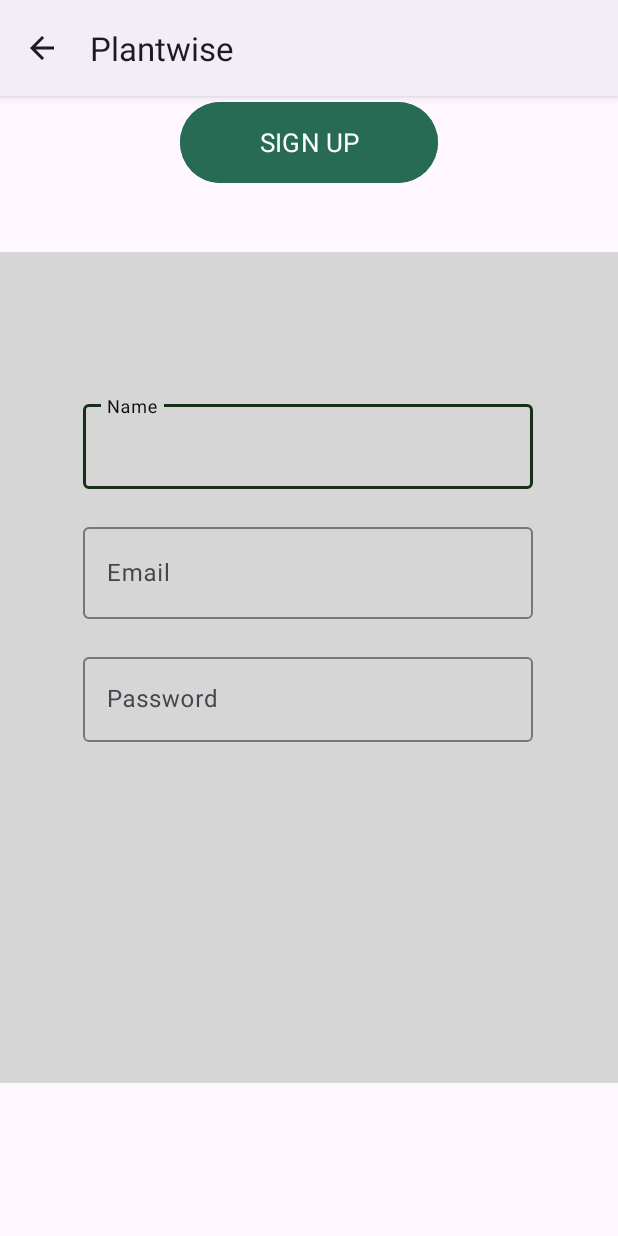
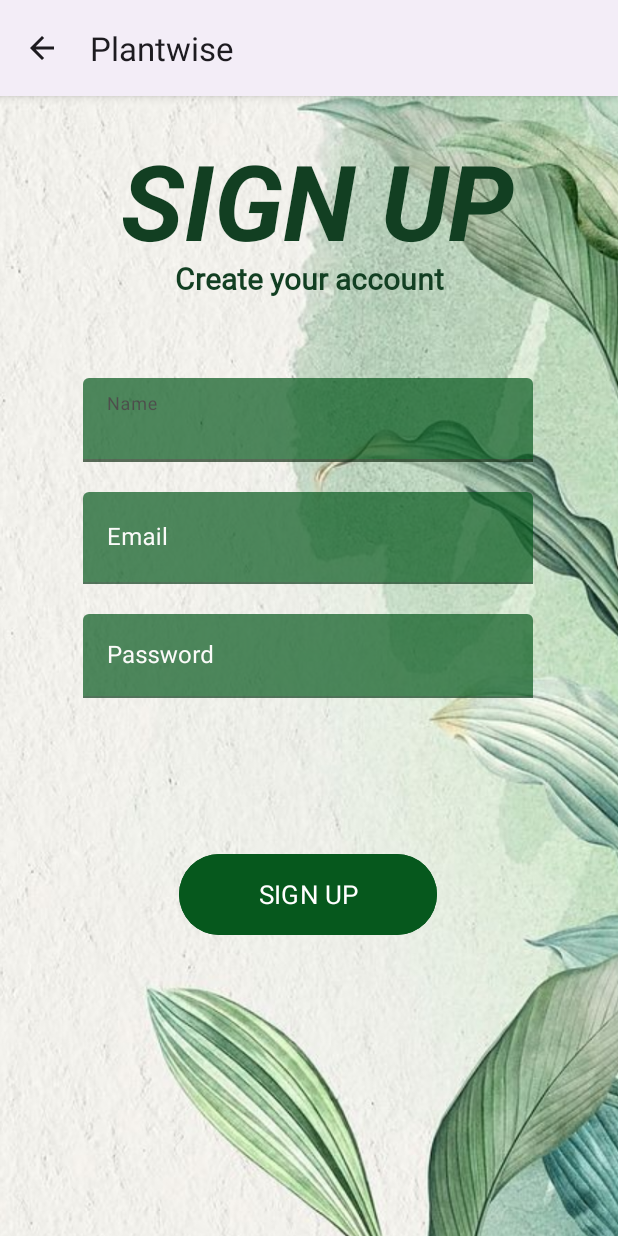
Before and after one commit to tush-gt/Plantwise, an Android app: the SignupActivity screen opened directly, with no data from a screen before it, on a phone screen of 412 x 824 dp. Run offline under Robolectric (Android 15) with nearby library versions, the phone set to English and light mode, and no system bars; Roboto replaces fonts that are not available here.

Commit message:
Initial Commit

```diff
--- a/app/src/main/res/layout/activity_signup.xml
+++ b/app/src/main/res/layout/activity_signup.xml
@@ -8,64 +8,102 @@
     tools:context=".SignupActivity">
 
     <ImageView
-        android:id="@+id/imageView5"
-        android:layout_width="554dp"
-        android:layout_height="1076dp"
+        android:id="@+id/imageView6"
+        android:layout_width="525dp"
+        android:layout_height="1056dp"
+        android:paddingTop="-10dp"
         app:layout_constraintBottom_toBottomOf="parent"
         app:layout_constraintEnd_toEndOf="parent"
-        app:layout_constraintHorizontal_bias="0.0"
         app:layout_constraintStart_toStartOf="parent"
         app:layout_constraintTop_toTopOf="parent"
-        app:srcCompat="@drawable/imgsu" />
+        app:srcCompat="@drawable/bg" />
+
+    <TextView
+        android:id="@+id/textView2"
+        android:layout_width="308dp"
+        android:layout_height="40dp"
+        android:layout_marginBottom="612dp"
+        android:fontFamily="@font/jaldi"
+        android:text="Create your account"
+        android:textAlignment="center"
+        android:textAllCaps="false"
+        android:textColor="#123F22"
+        android:textSize="20sp"
+        android:textStyle="bold"
+        app:layout_constraintBottom_toBottomOf="parent"
+        app:layout_constraintEnd_toEndOf="parent"
+        app:layout_constraintHorizontal_bias="0.497"
+        app:layout_constraintStart_toStartOf="parent" />
 
     <TextView
         android:id="@+id/textView"
-        android:layout_width="200dp"
-        android:layout_height="60dp"
-        android:layout_marginBottom="780dp"
+        android:layout_width="287dp"
+        android:layout_height="105dp"
+        android:layout_marginBottom="632dp"
         android:fontFamily="@font/allerta_stencil"
         android:text="Sign Up"
         android:textAlignment="center"
         android:textAllCaps="true"
         android:textColor="#123F22"
-        android:textSize="50dp"
+        android:textSize="70dp"
         android:textStyle="bold|italic"
         app:layout_constraintBottom_toBottomOf="parent"
         app:layout_constraintEnd_toEndOf="parent"
-        app:layout_constraintHorizontal_bias="0.497"
+        app:layout_constraintHorizontal_bias="0.548"
         app:layout_constraintStart_toStartOf="parent" />
 
     <com.google.android.material.textfield.TextInputLayout
+        android:id="@+id/textInputLayout"
+        style="@style/Widget.MaterialComponents.TextInputLayout.FilledBox"
         android:layout_width="wrap_content"
-        android:layout_height="wrap_content"
+        android:layout_height="0dp"
         android:layout_marginStart="55dp"
-        android:layout_marginTop="200dp"
+        android:layout_marginTop="-60dp"
+        android:alpha="0.7"
+        android:backgroundTint="#623131"
+        android:paddingTop="-20dp"
+        android:textColorHint="#fff"
         android:visibility="visible"
+        app:boxBackgroundColor="#06581D"
         app:hintTextColor="#090909"
         app:layout_constraintStart_toStartOf="parent"
-        app:layout_constraintTop_toTopOf="parent">
+        app:layout_constraintTop_toBottomOf="@+id/textView2">
 
         <com.google.android.material.textfield.TextInputEditText
             android:layout_width="300dp"
             android:layout_height="wrap_content"
             android:layout_marginTop="100dp"
-            android:hint="Name" />
+            android:hint="Name"
+            android:textColor="#FFFFFF" />
 
         <com.google.android.material.textfield.TextInputLayout
+            style="@style/Widget.MaterialComponents.TextInputLayout.FilledBox.Dense"
             android:layout_width="match_parent"
             android:layout_height="match_parent"
-            android:layout_marginTop="20dp">
+            android:layout_marginTop="20dp"
+            android:backgroundTint="#A99898"
+            android:textColorHint="#fff"
+            android:visibility="visible"
+            app:boxBackgroundColor="#06581D"
+            app:hintTextColor="#fff">
 
             <com.google.android.material.textfield.TextInputEditText
                 android:layout_width="300dp"
                 android:layout_height="61dp"
-                android:hint="Email" />
+                android:hint="Email"
+                android:textColor="#1D1C1C" />
         </com.google.android.material.textfield.TextInputLayout>
 
         <com.google.android.material.textfield.TextInputLayout
+            style="@style/Widget.MaterialComponents.TextInputLayout.FilledBox"
             android:layout_width="match_parent"
             android:layout_height="match_parent"
-            android:layout_marginTop="20dp">
+            android:layout_marginTop="20dp"
+            android:backgroundTint="#A99898"
+            android:textColorHint="#fff"
+            android:visibility="visible"
+            app:boxBackgroundColor="#06581D"
+            app:hintTextColor="#090909">
 
             <com.google.android.material.textfield.TextInputEditText
                 android:layout_width="300dp"
@@ -79,12 +117,14 @@
         android:id="@+id/button"
         android:layout_width="172dp"
         android:layout_height="62dp"
+        android:layout_marginTop="100dp"
         android:layout_weight="1"
-        android:backgroundTint="#276B55"
+        android:backgroundTint="#06581D"
         android:fontFamily="sans-serif"
         android:text="SIGN UP"
         android:textSize="17sp"
         app:layout_constraintEnd_toEndOf="parent"
+        app:layout_constraintHorizontal_bias="0.497"
         app:layout_constraintStart_toStartOf="parent"
-        tools:layout_editor_absoluteY="495dp" />
+        app:layout_constraintTop_toBottomOf="@+id/textInputLayout" />
 </androidx.constraintlayout.widget.ConstraintLayout>
```
Also changed, not shown: app/src/main/res/drawable/bg.jpeg.
